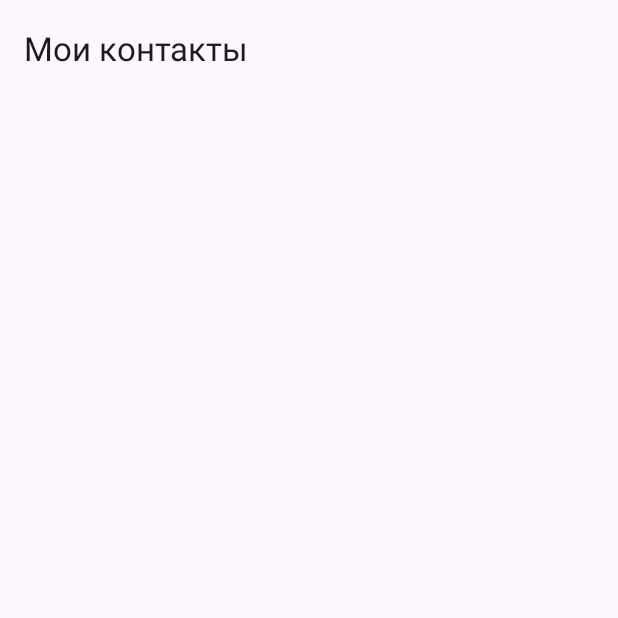
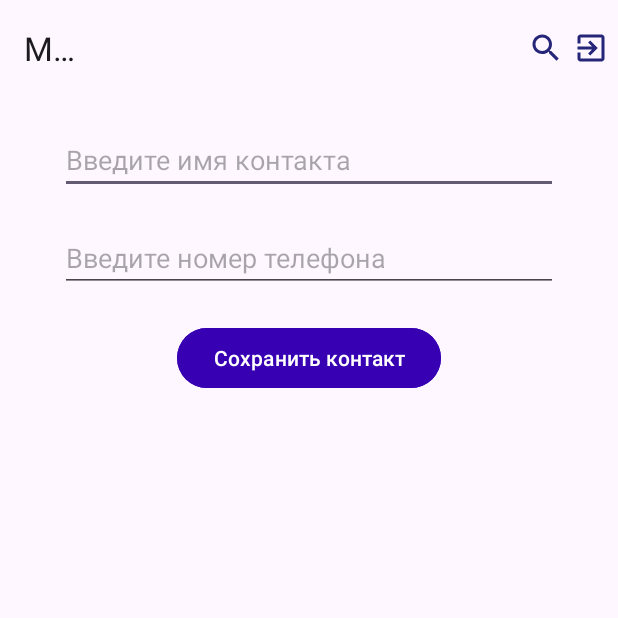
Before and after one commit to andrew936git/ContentProvider, an Android app: the screen it shows after launch (MainActivity), on a phone screen of 412 x 824 dp, the top half of it. Run offline under Robolectric (Android 15) with nearby library versions, the phone set to English and light mode, and no system bars; 2 statements that could not run were skipped.

Commit message:
Домашняя работа по Content Provider часть2

```diff
--- a/app/src/main/AndroidManifest.xml
+++ b/app/src/main/AndroidManifest.xml
@@ -27,7 +27,9 @@
         tools:targetApi="31">
         <activity
             android:name=".MainActivity"
-            android:exported="true">
+            android:exported="true"
+            android:windowSoftInputMode="adjustPan|adjustResize|stateHidden"
+            >
             <intent-filter>
                 <action android:name="android.intent.action.MAIN" />
 
--- a/app/src/main/java/com/example/contentprovider/SendSMSFragment.kt
+++ b/app/src/main/java/com/example/contentprovider/SendSMSFragment.kt
@@ -47,8 +47,8 @@ class SendSMSFragment : Fragment() {
             }
         }
 
-        val contact = arguments?.getSerializable("contact") as Contact
-        val phoneNumber = contact.phone
+        val contact = arguments?.getParcelable<Contact>("contact")
+        val phoneNumber = contact?.phone
         binding.numberTV.text = phoneNumber
         binding.sendSMS.setOnClickListener{
             if(ActivityCompat.checkSelfPermission(requireContext(), Manifest.permission.READ_PHONE_STATE)
--- /dev/null
+++ b/app/src/main/res/drawable/ic_exit.xml
@@ -0,0 +1,5 @@
+<vector xmlns:android="http://schemas.android.com/apk/res/android" android:autoMirrored="true" android:height="24dp" android:tint="#252579" android:viewportHeight="24" android:viewportWidth="24" android:width="24dp">
+
+    <path android:fillColor="@android:color/white" android:pathData="M10.09,15.59L11.5,17l5,-5 -5,-5 -1.41,1.41L12.67,11H3v2h9.67l-2.58,2.59zM19,3H5c-1.11,0 -2,0.9 -2,2v4h2V5h14v14H5v-4H3v4c0,1.1 0.89,2 2,2h14c1.1,0 2,-0.9 2,-2V5c0,-1.1 -0.9,-2 -2,-2z"/>
+
+</vector>
--- /dev/null
+++ b/app/src/main/res/drawable/ic_home.xml
@@ -0,0 +1,5 @@
+<vector xmlns:android="http://schemas.android.com/apk/res/android" android:height="24dp" android:tint="#252579" android:viewportHeight="24" android:viewportWidth="24" android:width="24dp">
+
+    <path android:fillColor="@android:color/white" android:pathData="M10,20v-6h4v6h5v-8h3L12,3 2,12h3v8z"/>
+
+</vector>
--- /dev/null
+++ b/app/src/main/res/drawable/ic_search.xml
@@ -0,0 +1,5 @@
+<vector xmlns:android="http://schemas.android.com/apk/res/android" android:height="24dp" android:tint="#252579" android:viewportHeight="24" android:viewportWidth="24" android:width="24dp">
+
+    <path android:fillColor="@android:color/white" android:pathData="M15.5,14h-0.79l-0.28,-0.27C15.41,12.59 16,11.11 16,9.5 16,5.91 13.09,3 9.5,3S3,5.91 3,9.5 5.91,16 9.5,16c1.61,0 3.09,-0.59 4.23,-1.57l0.27,0.28v0.79l5,4.99L20.49,19l-4.99,-5zM9.5,14C7.01,14 5,11.99 5,9.5S7.01,5 9.5,5 14,7.01 14,9.5 11.99,14 9.5,14z"/>
+
+</vector>
--- a/app/src/main/res/layout/fragment_first.xml
+++ b/app/src/main/res/layout/fragment_first.xml
@@ -14,16 +14,69 @@
         android:fitsSystemWindows="true"
         app:layout_constraintEnd_toEndOf="parent"
         app:layout_constraintStart_toStartOf="parent"
-        app:layout_constraintTop_toTopOf="parent" />
+        app:layout_constraintTop_toTopOf="parent">
+
+        <ImageView
+            android:id="@+id/searchIV"
+            android:layout_width="wrap_content"
+            android:layout_height="wrap_content"
+            android:src="@drawable/ic_search"
+            android:layout_marginStart="@dimen/_300dp"/>
+
+        <ImageView
+            android:id="@+id/exitIV"
+            android:layout_width="wrap_content"
+            android:layout_height="wrap_content"
+            android:src="@drawable/ic_exit"
+            android:layout_margin="@dimen/_6dp"/>
+
+    </androidx.appcompat.widget.Toolbar>
+
+    <EditText
+        android:id="@+id/nameET"
+        android:layout_width="match_parent"
+        android:layout_height="wrap_content"
+        android:hint="@string/nameETHint"
+        android:layout_marginTop="@dimen/_20dp"
+        android:layout_marginStart="@dimen/_40dp"
+        android:layout_marginEnd="@dimen/_40dp"
+        app:layout_constraintEnd_toEndOf="parent"
+        app:layout_constraintStart_toStartOf="parent"
+        app:layout_constraintTop_toBottomOf="@+id/toolbar" />
+
+
+    <EditText
+    android:id="@+id/phoneET"
+    android:layout_width="match_parent"
+    android:layout_height="wrap_content"
+    android:hint="@string/phoneETHint"
+    android:layout_marginTop="@dimen/_20dp"
+    android:layout_marginStart="@dimen/_40dp"
+    android:layout_marginEnd="@dimen/_40dp"
+    app:layout_constraintEnd_toEndOf="parent"
+    app:layout_constraintStart_toStartOf="parent"
+    app:layout_constraintTop_toBottomOf="@+id/nameET" />
+
+    <Button
+        android:id="@+id/saveBT"
+        android:layout_width="wrap_content"
+        android:layout_height="wrap_content"
+        android:backgroundTint="@color/design_default_color_primary_variant"
+        android:text="@string/saveButtonText"
+        android:layout_marginTop="@dimen/_20dp"
+        app:layout_constraintEnd_toEndOf="parent"
+        app:layout_constraintStart_toStartOf="parent"
+        app:layout_constraintTop_toBottomOf="@+id/phoneET" />
+
 
     <androidx.recyclerview.widget.RecyclerView
         android:id="@+id/recyclerView"
         android:layout_width="match_parent"
         android:layout_height="wrap_content"
-        app:layout_constraintBottom_toBottomOf="parent"
+        android:layout_marginTop="20dp"
         app:layout_constraintEnd_toEndOf="parent"
         app:layout_constraintStart_toStartOf="parent"
-        app:layout_constraintTop_toBottomOf="@+id/toolbar"
+        app:layout_constraintTop_toBottomOf="@+id/saveBT"
         tools:listitem="@layout/list_item"/>
 
 
--- a/app/src/main/res/values/dimens.xml
+++ b/app/src/main/res/values/dimens.xml
@@ -3,4 +3,7 @@
     <dimen name="_28sp">28sp</dimen>
     <dimen name="_60dp">60dp</dimen>
     <dimen name="_40dp">40dp</dimen>
+    <dimen name="_20dp">20dp</dimen>
+    <dimen name="_300dp">300dp</dimen>
+    <dimen name="_6dp">6dp</dimen>
 </resources>
--- a/app/src/main/res/values/strings.xml
+++ b/app/src/main/res/values/strings.xml
@@ -4,4 +4,9 @@
     <string name="hello_blank_fragment">Hello blank fragment</string>
     <string name="editSMSHint">Введите сообщение</string>
     <string name="sendSMSButtonText">Отправить сообщение</string>
+    <string name="nameETHint">Введите имя контакта</string>
+    <string name="saveButtonText">Сохранить контакт</string>
+    <string name="phoneETHint">Введите номер телефона</string>
+    <string name="searchETHint">Поиск</string>
+    <string name="searchBTText">Найти</string>
 </resources>
```
Also changed, not shown: app/src/main/java/com/example/contentprovider/Contact.kt (+27 -1 lines), app/src/main/java/com/example/contentprovider/FirstFragment.kt (+81 -2 lines), app/src/main/java/com/example/contentprovider/SearchFragment.kt (added, +85 -0 lines), app/src/main/res/layout/fragment_search.xml (added, +52 -0 lines).
